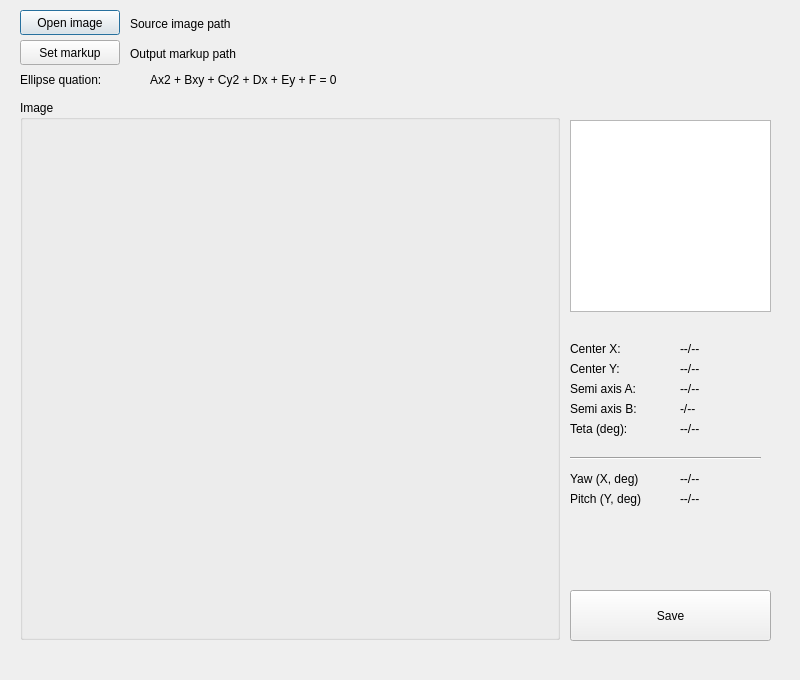
The window that pupil_markup.ui (iolkhovsky/eye_tracker) describes before a commit, drawn with Qt 5.
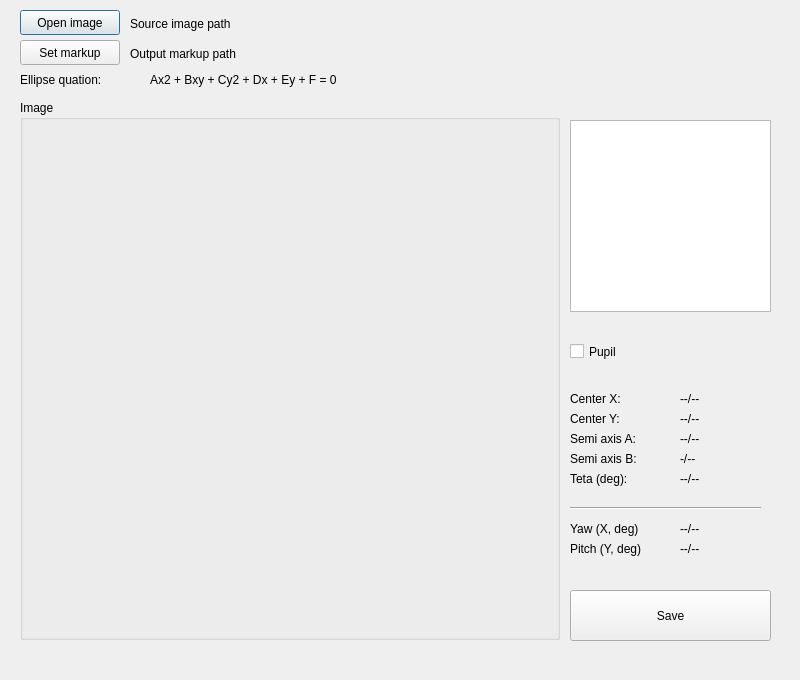
The same window after the commit.

Commit message: Update pupil markup tool - add flag for pupil presence

Patch:
```diff
--- a/pupil_markup.ui
+++ b/pupil_markup.ui
@@ -134,7 +134,7 @@
    <property name="geometry">
     <rect>
      <x>570</x>
-     <y>340</y>
+     <y>390</y>
      <width>67</width>
      <height>17</height>
     </rect>
@@ -147,7 +147,7 @@
    <property name="geometry">
     <rect>
      <x>570</x>
-     <y>360</y>
+     <y>410</y>
      <width>67</width>
      <height>17</height>
     </rect>
@@ -160,7 +160,7 @@
    <property name="geometry">
     <rect>
      <x>570</x>
-     <y>380</y>
+     <y>430</y>
      <width>91</width>
      <height>17</height>
     </rect>
@@ -173,7 +173,7 @@
    <property name="geometry">
     <rect>
      <x>570</x>
-     <y>400</y>
+     <y>450</y>
      <width>91</width>
      <height>17</height>
     </rect>
@@ -186,7 +186,7 @@
    <property name="geometry">
     <rect>
      <x>570</x>
-     <y>420</y>
+     <y>470</y>
      <width>91</width>
      <height>17</height>
     </rect>
@@ -199,7 +199,7 @@
    <property name="geometry">
     <rect>
      <x>680</x>
-     <y>340</y>
+     <y>390</y>
      <width>67</width>
      <height>17</height>
     </rect>
@@ -212,7 +212,7 @@
    <property name="geometry">
     <rect>
      <x>680</x>
-     <y>360</y>
+     <y>410</y>
      <width>67</width>
      <height>17</height>
     </rect>
@@ -225,7 +225,7 @@
    <property name="geometry">
     <rect>
      <x>680</x>
-     <y>380</y>
+     <y>430</y>
      <width>91</width>
      <height>17</height>
     </rect>
@@ -238,7 +238,7 @@
    <property name="geometry">
     <rect>
      <x>680</x>
-     <y>400</y>
+     <y>450</y>
      <width>91</width>
      <height>17</height>
     </rect>
@@ -251,7 +251,7 @@
    <property name="geometry">
     <rect>
      <x>680</x>
-     <y>420</y>
+     <y>470</y>
      <width>91</width>
      <height>17</height>
     </rect>
@@ -264,7 +264,7 @@
    <property name="geometry">
     <rect>
      <x>570</x>
-     <y>450</y>
+     <y>500</y>
      <width>191</width>
      <height>16</height>
     </rect>
@@ -277,7 +277,7 @@
    <property name="geometry">
     <rect>
      <x>680</x>
-     <y>470</y>
+     <y>520</y>
      <width>67</width>
      <height>17</height>
     </rect>
@@ -290,7 +290,7 @@
    <property name="geometry">
     <rect>
      <x>680</x>
-     <y>490</y>
+     <y>540</y>
      <width>67</width>
      <height>17</height>
     </rect>
@@ -303,7 +303,7 @@
    <property name="geometry">
     <rect>
      <x>570</x>
-     <y>490</y>
+     <y>540</y>
      <width>101</width>
      <height>17</height>
     </rect>
@@ -316,7 +316,7 @@
    <property name="geometry">
     <rect>
      <x>570</x>
-     <y>470</y>
+     <y>520</y>
      <width>91</width>
      <height>17</height>
     </rect>
@@ -335,6 +335,19 @@
     </rect>
    </property>
   </widget>
+  <widget class="QCheckBox" name="checkBoxPupil">
+   <property name="geometry">
+    <rect>
+     <x>570</x>
+     <y>340</y>
+     <width>92</width>
+     <height>23</height>
+    </rect>
+   </property>
+   <property name="text">
+    <string>Pupil</string>
+   </property>
+  </widget>
  </widget>
  <resources/>
  <connections/>
```
The commit also changes 2 other files.
